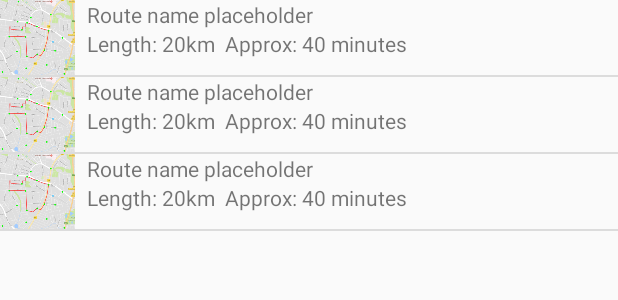
After one commit to olivernybroe/SnapTrash, an Android app: the layout fragment_route.xml on its own in the app's theme, with its tools: preview values and no code run, on a phone screen of 412 x 824 dp. The commit adds this screen. Shown: the top 300 px of the screen. Run offline under Robolectric (Android 15) with nearby library versions, the phone set to English and light mode, and no system bars.

Commit message:
Added route support

```diff
--- a/app/src/main/AndroidManifest.xml
+++ b/app/src/main/AndroidManifest.xml
@@ -28,6 +28,7 @@
             </intent-filter>
         </activity>
         <activity android:name=".MapActivity" />
+        <activity android:name=".Menu.ProfileActivity" />
     </application>
 
 </manifest>
--- a/app/src/main/java/dk/snaptrash/snaptrash/DependencyInjections/ActivityBuilder.java
+++ b/app/src/main/java/dk/snaptrash/snaptrash/DependencyInjections/ActivityBuilder.java
@@ -2,6 +2,7 @@ package dk.snaptrash.snaptrash.DependencyInjections;
 
 import dagger.Module;
 import dagger.android.ContributesAndroidInjector;
+import dk.snaptrash.snaptrash.Menu.Routes.RouteFragment;
 import dk.snaptrash.snaptrash.login.LogInFragment;
 import dk.snaptrash.snaptrash.login.LoginActivity;
 import dk.snaptrash.snaptrash.MapActivity;
@@ -17,4 +18,7 @@ public abstract class ActivityBuilder {
 
     @ContributesAndroidInjector()
     abstract MapActivity bindMapActivity();
+
+    @ContributesAndroidInjector
+    abstract RouteFragment bindRouteFragment();
 }
--- a/app/src/main/java/dk/snaptrash/snaptrash/DependencyInjections/AppComponent.java
+++ b/app/src/main/java/dk/snaptrash/snaptrash/DependencyInjections/AppComponent.java
@@ -5,6 +5,7 @@ import javax.inject.Singleton;
 import dagger.Component;
 import dagger.android.AndroidInjectionModule;
 import dk.snaptrash.snaptrash.Services.Auth.AuthModule;
+import dk.snaptrash.snaptrash.Services.Route.RouteModule;
 import dk.snaptrash.snaptrash.Services.Trash.TrashModule;
 import dk.snaptrash.snaptrash.Services.User.UserModule;
 import dk.snaptrash.snaptrash.SnapTrashApplication;
@@ -14,6 +15,7 @@ import dk.snaptrash.snaptrash.SnapTrashApplication;
         AuthModule.class,
         TrashModule.class,
         UserModule.class,
+        RouteModule.class,
         AndroidInjectionModule.class,
 })
 @Singleton
--- /dev/null
+++ b/app/src/main/java/dk/snaptrash/snaptrash/Menu/ProfileActivity.java
@@ -0,0 +1,6 @@
+package dk.snaptrash.snaptrash.Menu;
+
+import android.app.Activity;
+
+public class ProfileActivity extends Activity {
+}
--- a/app/src/main/java/dk/snaptrash/snaptrash/Menu/ProfileFragment.java
+++ /dev/null
@@ -1,4 +0,0 @@
-package dk.snaptrash.snaptrash.Menu;
-
-public class ProfileFragment {
-}
--- a/app/src/main/java/dk/snaptrash/snaptrash/Menu/RouteFragment.java
+++ /dev/null
@@ -1,4 +0,0 @@
-package dk.snaptrash.snaptrash.Menu;
-
-public class RouteFragment {
-}
--- a/app/src/main/java/dk/snaptrash/snaptrash/Models/Route.java
+++ b/app/src/main/java/dk/snaptrash/snaptrash/Models/Route.java
@@ -2,5 +2,11 @@ package dk.snaptrash.snaptrash.Models;
 
 import java.util.Collection;
 
+import lombok.AllArgsConstructor;
+import lombok.Getter;
+
+@AllArgsConstructor
 public class Route extends Model<Route> {
+    @Getter String Id;
+    @Getter Collection<Trash> trashes;
 }
--- a/app/src/main/java/dk/snaptrash/snaptrash/Services/Auth/FakeAuthProvider.java
+++ b/app/src/main/java/dk/snaptrash/snaptrash/Services/Auth/FakeAuthProvider.java
@@ -18,7 +18,8 @@ public class FakeAuthProvider implements AuthProvider {
 
     @Override
     public User login() throws AuthenticatorException {
-        return this.user = new User("Saved user", "avatar");
+        return this.user();
+        //return this.user = new User("Saved user", "avatar");
     }
 
     @NonNull
--- /dev/null
+++ b/app/src/main/res/layout/fragment_route.xml
@@ -0,0 +1,15 @@
+<?xml version="1.0" encoding="utf-8"?>
+<android.support.constraint.ConstraintLayout xmlns:android="http://schemas.android.com/apk/res/android"
+    xmlns:app="http://schemas.android.com/apk/res-auto"
+    xmlns:tools="http://schemas.android.com/tools"
+    android:background="?android:colorBackground"
+    android:layout_width="match_parent"
+    android:layout_height="match_parent">
+
+    <ListView
+        android:id="@+id/routeAdapterView"
+        android:layout_width="match_parent"
+        android:layout_height="match_parent"
+        tools:listitem="@layout/item_route"
+    />
+</android.support.constraint.ConstraintLayout>
--- /dev/null
+++ b/app/src/main/res/layout/item_route.xml
@@ -0,0 +1,35 @@
+<?xml version="1.0" encoding="utf-8"?>
+<android.support.constraint.ConstraintLayout xmlns:android="http://schemas.android.com/apk/res/android"
+    xmlns:tools="http://schemas.android.com/tools"
+    android:layout_width="match_parent"
+    android:layout_height="wrap_content"
+    xmlns:app="http://schemas.android.com/apk/res-auto">
+
+
+    <ImageView
+        android:id="@+id/imageView"
+        android:layout_width="50dp"
+        android:layout_height="50dp"
+        app:layout_constraintStart_toStartOf="parent"
+        android:src="@drawable/route_thumb_nail"
+        />
+
+    <TextView
+        android:id="@+id/textView"
+        android:layout_width="wrap_content"
+        android:layout_height="wrap_content"
+        android:text="Route name placeholder"
+        app:layout_constraintStart_toStartOf="@+id/textView2"
+        app:layout_constraintTop_toTopOf="@id/imageView" />
+    <TextView
+        android:id="@+id/textView2"
+        android:layout_marginStart="8dp"
+        android:layout_width="wrap_content"
+        android:layout_height="wrap_content"
+        android:text="Length: 20km  Approx: 40 minutes"
+        app:layout_constraintTop_toBottomOf="@id/textView"
+        app:layout_constraintStart_toEndOf="@id/imageView"
+        />
+
+
+</android.support.constraint.ConstraintLayout>
```
Also changed, not shown: app/src/main/java/dk/snaptrash/snaptrash/MapActivity.java (+57 -14 lines), app/src/main/java/dk/snaptrash/snaptrash/Menu/Routes/RouteAdapter.java (added, +55 -0 lines), app/src/main/java/dk/snaptrash/snaptrash/Menu/Routes/RouteFragment.java (added, +50 -0 lines), app/src/main/java/dk/snaptrash/snaptrash/Services/Route/FakeRouteService.java (added, +34 -0 lines), app/src/main/java/dk/snaptrash/snaptrash/Services/Route/RouteModule.java (added, +15 -0 lines), app/src/main/java/dk/snaptrash/snaptrash/Services/Route/RouteService.java (added, +19 -0 lines), app/src/main/res/drawable/route_placeholder.xml (added, +9 -0 lines), app/src/main/res/layout/activity_map.xml (+34 -0 lines), app/src/main/res/drawable/route_thumb_nail.png (added).
